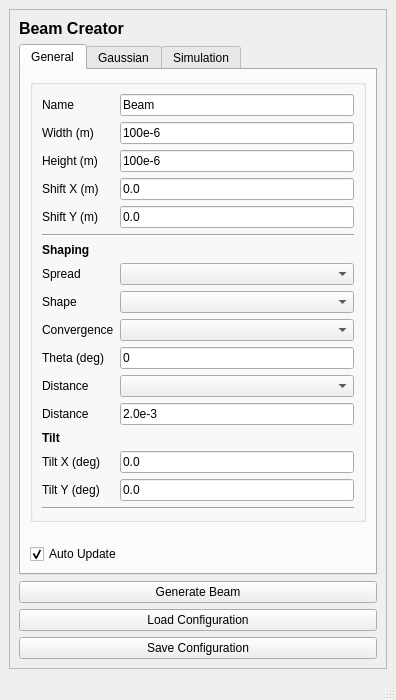
The window that juno/ui/qtdesigner_files/BeamCreation.ui (DeMarcoLab/juno) describes before a commit, drawn with Qt 5.
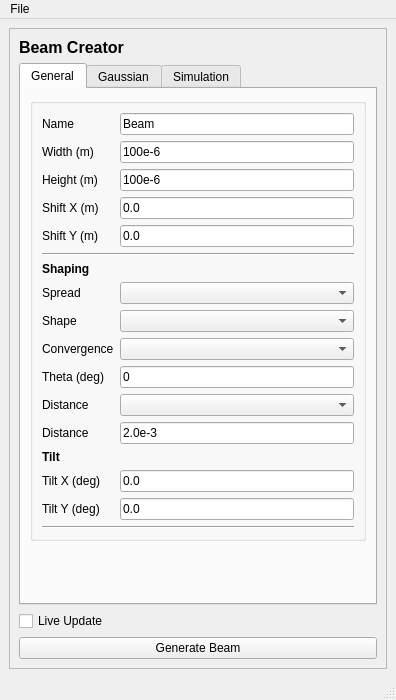
The same window after the commit. The open tabs and pages were chosen to show the change.

Commit message: [FEAT] added checks for beam prop display limits

Patch:
```diff
--- a/juno/ui/qtdesigner_files/BeamCreation.ui
+++ b/juno/ui/qtdesigner_files/BeamCreation.ui
@@ -31,20 +31,6 @@
          </property>
         </widget>
        </item>
-       <item row="6" column="0" colspan="2">
-        <widget class="QPushButton" name="pushButton_load_config">
-         <property name="text">
-          <string>Load Configuration</string>
-         </property>
-        </widget>
-       </item>
-       <item row="7" column="0" colspan="2">
-        <widget class="QPushButton" name="pushButton_save_config">
-         <property name="text">
-          <string>Save Configuration</string>
-         </property>
-        </widget>
-       </item>
        <item row="0" column="0">
         <widget class="QLabel" name="label_title">
          <property name="font">
@@ -306,16 +292,6 @@
              </layout>
             </widget>
            </item>
-           <item row="2" column="0">
-            <widget class="QCheckBox" name="checkBox_auto_update">
-             <property name="text">
-              <string>Auto Update</string>
-             </property>
-             <property name="checked">
-              <bool>true</bool>
-             </property>
-            </widget>
-           </item>
           </layout>
          </widget>
          <widget class="QWidget" name="tab">
@@ -560,6 +536,13 @@
          </widget>
         </widget>
        </item>
+       <item row="2" column="0">
+        <widget class="QCheckBox" name="checkBox_live_update">
+         <property name="text">
+          <string>Live Update</string>
+         </property>
+        </widget>
+       </item>
       </layout>
      </widget>
     </item>
@@ -574,6 +557,14 @@
      <height>21</height>
     </rect>
    </property>
+   <widget class="QMenu" name="menuFile">
+    <property name="title">
+     <string>File</string>
+    </property>
+    <addaction name="actionSave_Configuration"/>
+    <addaction name="actionLoad_Configuration"/>
+   </widget>
+   <addaction name="menuFile"/>
   </widget>
   <widget class="QStatusBar" name="statusbar"/>
  </widget>
```
Left out of the diff: 12 changed lines with no effect on the pictures. The commit also changes 2 other files.
